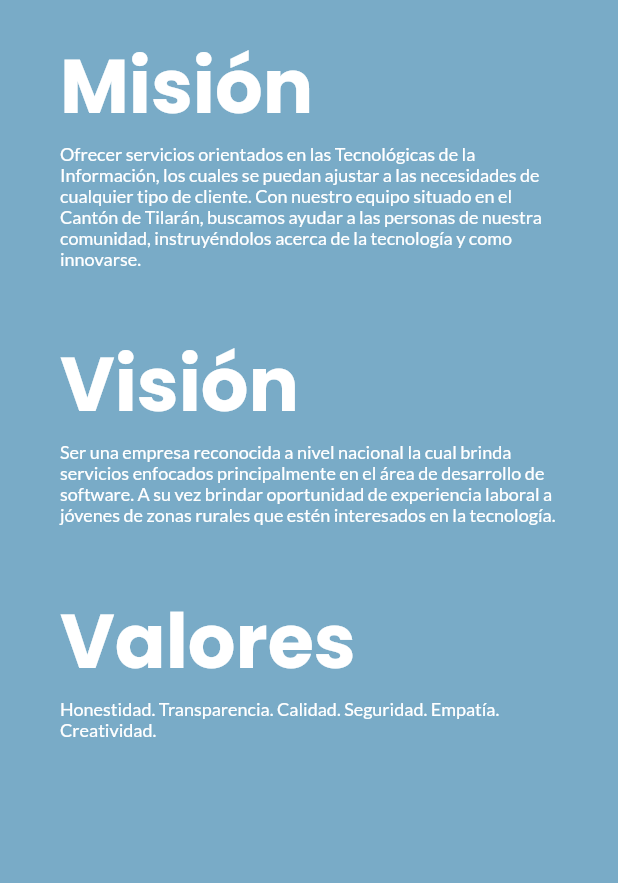
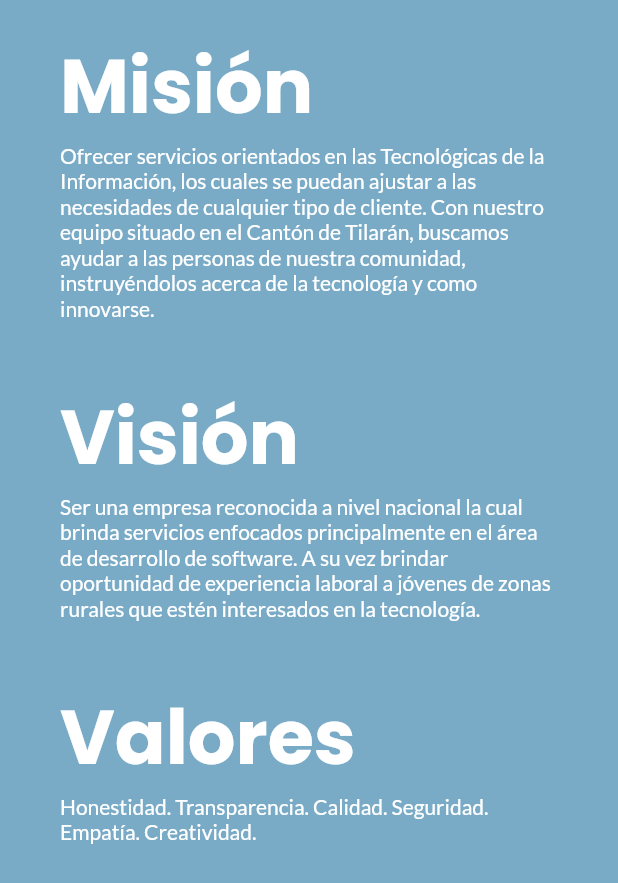
Before and after one commit to lcmurillor/muritec, a Flutter app: the CustomInfoContainer widget shown alone on an empty page, opened directly, on a phone screen of 412 x 824 dp. Shown: the top 883 px of the screen. Run offline on Flutter 3.47's test engine with Material 2 defaults, Android fonts, the phone set to English and light mode, and no system bars; our stand-ins replace animate_do, fluro, flutter_svg, google_fonts, material_design_icons_flutter; statements that could not run were skipped.

Commit message:
cambios de la ruta de los svg

```diff
--- a/lib/shared/custom_info_container.dart
+++ b/lib/shared/custom_info_container.dart
@@ -23,7 +23,7 @@ class CustomInfoContainer extends StatelessWidget {
             Container(
                 margin: EdgeInsets.symmetric(vertical: (width > 650) ? 40 : 20),
                 child: const _FullSizedContainer(
-                  path: 'asstes/target.svg',
+                  path: 'assets/target.svg',
                   title: 'Misión',
                   text:
                       'Ofrecer servicios orientados en las Tecnológicas de la Información, los cuales se puedan ajustar a las necesidades de cualquier tipo de cliente. Con nuestro equipo situado en el Cantón de Tilarán, buscamos ayudar a las personas de nuestra comunidad, instruyéndolos acerca de la tecnología y como innovarse.',
@@ -31,7 +31,7 @@ class CustomInfoContainer extends StatelessWidget {
             Container(
                 margin: EdgeInsets.symmetric(vertical: (width > 650) ? 40 : 20),
                 child: const _FullSizedContainer(
-                  path: 'asstes/idea.svg',
+                  path: 'assets/idea.svg',
                   title: 'Visión',
                   text:
                       'Ser una empresa reconocida a nivel nacional la cual brinda servicios enfocados principalmente en el área de desarrollo de software. A su vez brindar oportunidad de experiencia laboral a jóvenes de zonas rurales que estén interesados en la tecnología.',
@@ -39,7 +39,7 @@ class CustomInfoContainer extends StatelessWidget {
             Container(
                 margin: EdgeInsets.symmetric(vertical: (width > 650) ? 40 : 20),
                 child: const _FullSizedContainer(
-                  path: 'asstes/love.svg',
+                  path: 'assets/love.svg',
                   title: 'Valores',
                   text:
                       'Honestidad. Transparencia. Calidad. Seguridad. Empatía. Creatividad.',
@@ -100,7 +100,7 @@ class _FullSizedContainer extends StatelessWidget {
               style: GoogleFonts.lato(
                   color: Colors.white,
                   fontWeight: FontWeight.w500,
-                  fontSize: 12)),
+                  fontSize: 14)),
         ),
       ],
     );
```
Also changed, not shown: 3 other files.
